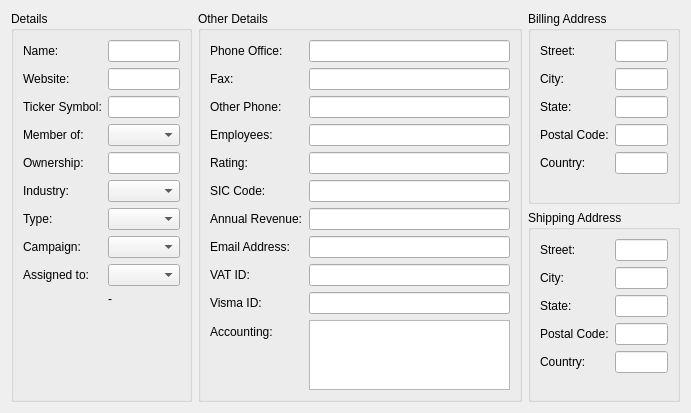
Above: client/src/details/accountdetails.ui from KDAB/FatCRM before the change. Below: the same form after it.
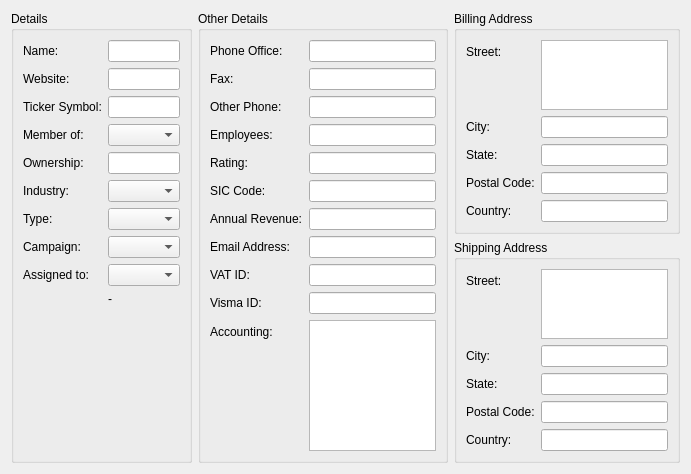
That is the form after the change. Custom widgets are drawn as their Qt base class.

Commit message:
FATCRM-54: use a plain textedit for the street field
Had to reimplement sizeHint/minimumSizeHint to avoid losing
too much height.

Diff of the .ui file:
```diff
--- a/client/src/details/accountdetails.ui
+++ b/client/src/details/accountdetails.ui
@@ -256,11 +256,7 @@
        </widget>
       </item>
       <item row="0" column="1">
-       <widget class="QLineEdit" name="billing_address_street">
-        <property name="text">
-         <string/>
-        </property>
-       </widget>
+       <widget class="BetterPlainTextEdit" name="billing_address_street"/>
       </item>
       <item row="1" column="0">
        <widget class="QLabel" name="label_19">
@@ -311,6 +307,9 @@
       <string>Shipping Address</string>
      </property>
      <layout class="QFormLayout" name="formLayout_4">
+      <property name="fieldGrowthPolicy">
+       <enum>QFormLayout::ExpandingFieldsGrow</enum>
+      </property>
       <item row="0" column="0">
        <widget class="QLabel" name="label_23">
         <property name="text">
@@ -319,11 +318,7 @@
        </widget>
       </item>
       <item row="0" column="1">
-       <widget class="QLineEdit" name="shipping_address_street">
-        <property name="text">
-         <string/>
-        </property>
-       </widget>
+       <widget class="BetterPlainTextEdit" name="shipping_address_street"/>
       </item>
       <item row="1" column="0">
        <widget class="QLabel" name="label_24">
@@ -370,6 +365,13 @@
    </item>
   </layout>
  </widget>
+ <customwidgets>
+  <customwidget>
+   <class>BetterPlainTextEdit</class>
+   <extends>QPlainTextEdit</extends>
+   <header location="global">betterplaintextedit.h</header>
+  </customwidget>
+ </customwidgets>
  <tabstops>
   <tabstop>name</tabstop>
   <tabstop>website</tabstop>
```
The commit also changes 4 other files.
